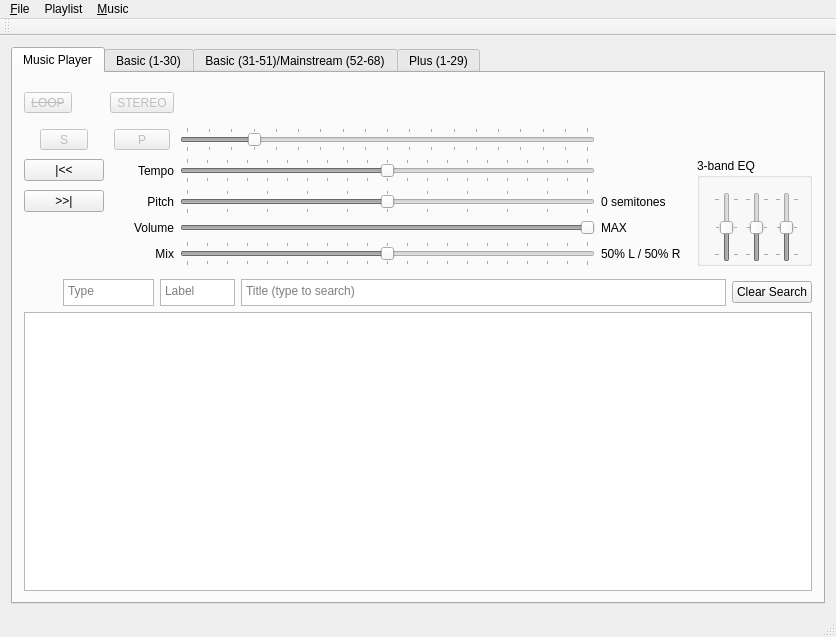
The window that SquareDesk-DEV/test123/mainwindow.ui (mpogue2/SquareDesk) describes before a commit, drawn with Qt 5.
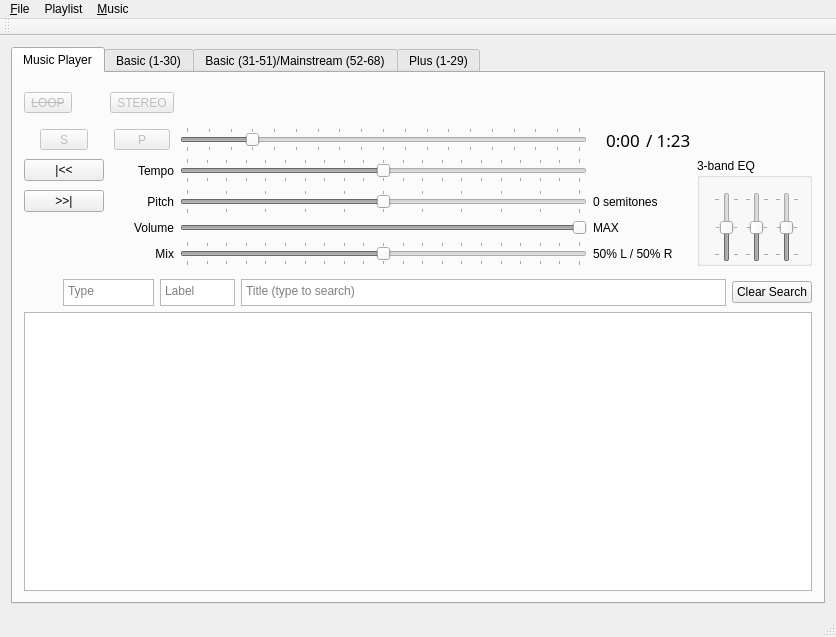
The same window after the commit. Custom widgets are drawn as their Qt base class.

Commit message:
Fixed two bugs: song position L/R jitter and clear search unhighlighting
It always bugged me that the song position field would jitter left and right as it played.  Fixed that.
Clear Search used to clear the selection in the songTable.  That is now restored after the Clear Search.

The edit to the form file:
```diff
--- a/SquareDesk-DEV/test123/mainwindow.ui
+++ b/SquareDesk-DEV/test123/mainwindow.ui
@@ -141,10 +141,10 @@
              </font>
             </property>
             <property name="text">
-             <string/>
+             <string>   0:00</string>
             </property>
             <property name="alignment">
-             <set>Qt::AlignRight|Qt::AlignTrailing|Qt::AlignVCenter</set>
+             <set>Qt::AlignLeading|Qt::AlignLeft|Qt::AlignVCenter</set>
             </property>
            </widget>
           </item>
@@ -282,7 +282,7 @@
              </font>
             </property>
             <property name="text">
-             <string/>
+             <string>/ 1:23</string>
             </property>
            </widget>
           </item>
```
The commit also changes 2 other files.
